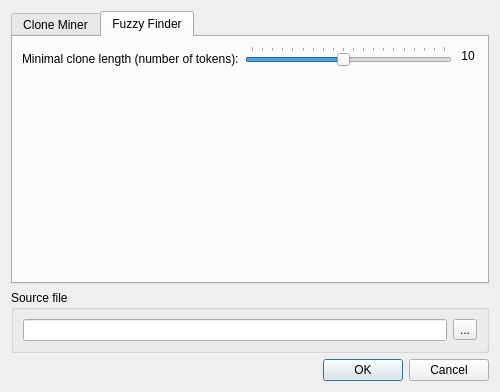
First picture: the form in doc-clone-miner/qtui/element_miner_settings.ui, repository spbu-se/pldoctoolkit, before the edit.
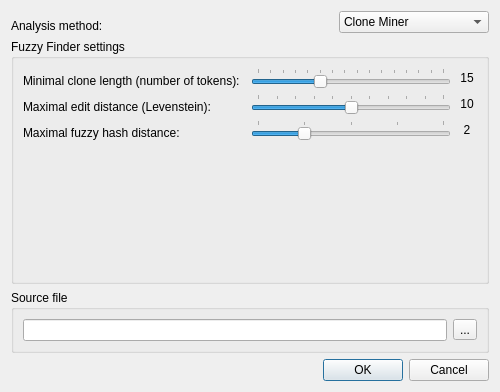
Second picture: the form after the edit. The open tabs and pages were chosen to show the change.

Commit message: FuzzyFinder UI integration

Diff of the .ui file:
```diff
--- a/doc-clone-miner/qtui/element_miner_settings.ui
+++ b/doc-clone-miner/qtui/element_miner_settings.ui
@@ -30,15 +30,77 @@
   </property>
   <layout class="QVBoxLayout" name="verticalLayout">
    <item>
-    <widget class="QTabWidget" name="tabWidget">
-     <property name="currentIndex">
-      <number>1</number>
-     </property>
-     <widget class="QWidget" name="cloneMinerTab">
-      <attribute name="title">
+    <layout class="QHBoxLayout" name="horizontalLayout_8">
+     <item>
+      <widget class="QLabel" name="label_4">
+       <property name="text">
+        <string>Analysis method:</string>
+       </property>
+       <property name="alignment">
+        <set>Qt::AlignBottom|Qt::AlignLeading|Qt::AlignLeft</set>
+       </property>
+      </widget>
+     </item>
+     <item>
+      <spacer name="horizontalSpacer_4">
+       <property name="orientation">
+        <enum>Qt::Horizontal</enum>
+       </property>
+       <property name="sizeHint" stdset="0">
+        <size>
+         <width>40</width>
+         <height>20</height>
+        </size>
+       </property>
+      </spacer>
+     </item>
+     <item>
+      <widget class="QComboBox" name="cbMethod">
+       <property name="minimumSize">
+        <size>
+         <width>150</width>
+         <height>0</height>
+        </size>
+       </property>
+       <item>
+        <property name="text">
        <string>Clone Miner</string>
-      </attribute>
-      <layout class="QVBoxLayout" name="verticalLayout_3">
+        </property>
+       </item>
+       <item>
+        <property name="text">
+         <string>Fuzzy Finder</string>
+        </property>
+       </item>
+      </widget>
+     </item>
+    </layout>
+   </item>
+   <item>
+    <widget class="QStackedWidget" name="analyzerOptions">
+     <property name="currentIndex">
+      <number>0</number>
+     </property>
+     <widget class="QWidget" name="page">
+      <layout class="QHBoxLayout" name="horizontalLayout">
+       <property name="leftMargin">
+        <number>0</number>
+       </property>
+       <property name="topMargin">
+        <number>0</number>
+       </property>
+       <property name="rightMargin">
+        <number>0</number>
+       </property>
+       <property name="bottomMargin">
+        <number>0</number>
+       </property>
+       <item>
+        <widget class="QGroupBox" name="groupBox">
+         <property name="title">
+          <string>Clone Miner settings</string>
+         </property>
+         <layout class="QVBoxLayout" name="verticalLayout_2">
        <item>
         <layout class="QHBoxLayout" name="horizontalLayout_2">
          <item>
@@ -263,11 +325,35 @@
        </item>
       </layout>
      </widget>
-     <widget class="QWidget" name="fuzzyFinderTab">
-      <attribute name="title">
-       <string>Fuzzy Finder</string>
-      </attribute>
-      <layout class="QVBoxLayout" name="verticalLayout_4">
+       </item>
+      </layout>
+     </widget>
+     <widget class="QWidget" name="page_2">
+      <layout class="QHBoxLayout" name="horizontalLayout_7">
+       <property name="leftMargin">
+        <number>0</number>
+       </property>
+       <property name="topMargin">
+        <number>0</number>
+       </property>
+       <property name="rightMargin">
+        <number>0</number>
+       </property>
+       <property name="bottomMargin">
+        <number>0</number>
+       </property>
+       <item>
+        <widget class="QGroupBox" name="groupBox_2">
+         <property name="title">
+          <string>Fuzzy Finder settings</string>
+         </property>
+         <layout class="QVBoxLayout" name="verticalLayout_5">
+          <property name="leftMargin">
+           <number>9</number>
+          </property>
+          <property name="rightMargin">
+           <number>9</number>
+          </property>
        <item>
         <layout class="QHBoxLayout" name="horizontalLayout_6">
          <item>
@@ -281,12 +367,111 @@
           </widget>
          </item>
          <item>
-          <widget class="QSlider" name="slClLen_2">
+             <spacer name="horizontalSpacer_5">
+              <property name="orientation">
+               <enum>Qt::Horizontal</enum>
+              </property>
+              <property name="sizeHint" stdset="0">
+               <size>
+                <width>40</width>
+                <height>20</height>
+               </size>
+              </property>
+             </spacer>
+            </item>
+            <item>
+             <widget class="QSlider" name="slFfClLen">
+              <property name="minimumSize">
+               <size>
+                <width>200</width>
+                <height>0</height>
+               </size>
+              </property>
            <property name="minimum">
+               <number>10</number>
+              </property>
+              <property name="maximum">
+               <number>25</number>
+              </property>
+              <property name="value">
+               <number>15</number>
+              </property>
+              <property name="tracking">
+               <bool>true</bool>
+              </property>
+              <property name="orientation">
+               <enum>Qt::Horizontal</enum>
+              </property>
+              <property name="invertedAppearance">
+               <bool>false</bool>
+              </property>
+              <property name="invertedControls">
+               <bool>false</bool>
+              </property>
+              <property name="tickPosition">
+               <enum>QSlider::TicksAbove</enum>
+              </property>
+              <property name="tickInterval">
             <number>1</number>
            </property>
+             </widget>
+            </item>
+            <item>
+             <widget class="QLabel" name="lbFfClLen">
+              <property name="minimumSize">
+               <size>
+                <width>20</width>
+                <height>0</height>
+               </size>
+              </property>
+              <property name="text">
+               <string>15</string>
+              </property>
+              <property name="alignment">
+               <set>Qt::AlignCenter</set>
+              </property>
+             </widget>
+            </item>
+           </layout>
+          </item>
+          <item>
+           <layout class="QHBoxLayout" name="horizontalLayout_9">
+            <item>
+             <widget class="QLabel" name="label_6">
+              <property name="text">
+               <string>Maximal edit distance (Levenstein):</string>
+              </property>
+              <property name="alignment">
+               <set>Qt::AlignBottom|Qt::AlignLeading|Qt::AlignLeft</set>
+              </property>
+             </widget>
+            </item>
+            <item>
+             <spacer name="horizontalSpacer_6">
+              <property name="orientation">
+               <enum>Qt::Horizontal</enum>
+              </property>
+              <property name="sizeHint" stdset="0">
+               <size>
+                <width>40</width>
+                <height>20</height>
+               </size>
+              </property>
+             </spacer>
+            </item>
+            <item>
+             <widget class="QSlider" name="slFfEd">
+              <property name="minimumSize">
+               <size>
+                <width>200</width>
+                <height>0</height>
+               </size>
+              </property>
+              <property name="minimum">
+               <number>5</number>
+              </property>
            <property name="maximum">
-            <number>20</number>
+               <number>15</number>
            </property>
            <property name="value">
             <number>10</number>
@@ -297,6 +482,12 @@
            <property name="orientation">
             <enum>Qt::Horizontal</enum>
            </property>
+              <property name="invertedAppearance">
+               <bool>false</bool>
+              </property>
+              <property name="invertedControls">
+               <bool>false</bool>
+              </property>
            <property name="tickPosition">
             <enum>QSlider::TicksAbove</enum>
            </property>
@@ -306,7 +497,7 @@
           </widget>
          </item>
          <item>
-          <widget class="QLabel" name="lbClLen_2">
+             <widget class="QLabel" name="lbFfEd">
            <property name="minimumSize">
             <size>
              <width>20</width>
@@ -323,6 +514,86 @@
          </item>
         </layout>
        </item>
+          <item>
+           <layout class="QHBoxLayout" name="horizontalLayout_10">
+            <item>
+             <widget class="QLabel" name="label_7">
+              <property name="text">
+               <string>Maximal fuzzy hash distance:</string>
+              </property>
+              <property name="alignment">
+               <set>Qt::AlignBottom|Qt::AlignLeading|Qt::AlignLeft</set>
+              </property>
+             </widget>
+            </item>
+            <item>
+             <spacer name="horizontalSpacer_7">
+              <property name="orientation">
+               <enum>Qt::Horizontal</enum>
+              </property>
+              <property name="sizeHint" stdset="0">
+               <size>
+                <width>40</width>
+                <height>20</height>
+               </size>
+              </property>
+             </spacer>
+            </item>
+            <item>
+             <widget class="QSlider" name="slFfHd">
+              <property name="minimumSize">
+               <size>
+                <width>200</width>
+                <height>0</height>
+               </size>
+              </property>
+              <property name="minimum">
+               <number>1</number>
+              </property>
+              <property name="maximum">
+               <number>5</number>
+              </property>
+              <property name="value">
+               <number>2</number>
+              </property>
+              <property name="tracking">
+               <bool>true</bool>
+              </property>
+              <property name="orientation">
+               <enum>Qt::Horizontal</enum>
+              </property>
+              <property name="invertedAppearance">
+               <bool>false</bool>
+              </property>
+              <property name="invertedControls">
+               <bool>false</bool>
+              </property>
+              <property name="tickPosition">
+               <enum>QSlider::TicksAbove</enum>
+              </property>
+              <property name="tickInterval">
+               <number>1</number>
+              </property>
+             </widget>
+            </item>
+            <item>
+             <widget class="QLabel" name="lbFfHd">
+              <property name="minimumSize">
+               <size>
+                <width>20</width>
+                <height>0</height>
+               </size>
+              </property>
+              <property name="text">
+               <string>2</string>
+              </property>
+              <property name="alignment">
+               <set>Qt::AlignCenter</set>
+              </property>
+             </widget>
+            </item>
+           </layout>
+          </item>
        <item>
         <spacer name="verticalSpacer_2">
          <property name="orientation">
@@ -335,6 +606,9 @@
           </size>
          </property>
         </spacer>
+          </item>
+         </layout>
+        </widget>
        </item>
       </layout>
      </widget>
```
Lines whose indentation alone changed are shown as unchanged. The commit also changes 2 other files.
